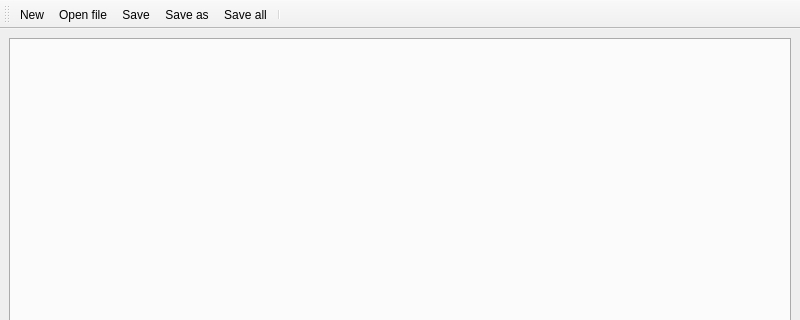
The window that tools/src/shared/ui/luaeditorwindow.ui (cyberegoorg/cetech) describes before a commit, drawn with Qt 5; both pictures show x 0 to 800 and y 0 to 320 of the 800 by 600 pixel window.
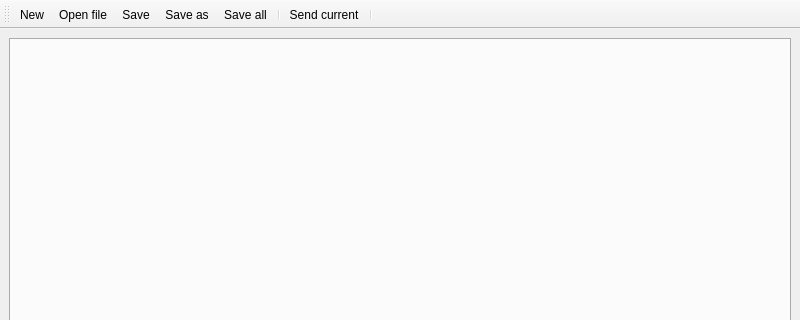
The same window after the commit. Icons and pictures are not drawn.

Commit message: send comand

The edit to the form file:
```diff
--- a/tools/src/shared/ui/luaeditorwindow.ui
+++ b/tools/src/shared/ui/luaeditorwindow.ui
@@ -57,6 +57,8 @@
    <addaction name="actionSave_as"/>
    <addaction name="actionSave_all"/>
    <addaction name="separator"/>
+   <addaction name="actionSendCurent"/>
+   <addaction name="separator"/>
   </widget>
   <action name="actionQuit">
    <property name="text">
@@ -106,6 +108,17 @@
     <string>Save all</string>
    </property>
   </action>
+  <action name="actionSendCurent">
+   <property name="icon">
+    <iconset theme="system-run"/>
+   </property>
+   <property name="text">
+    <string>Send current</string>
+   </property>
+   <property name="toolTip">
+    <string>Send current text to engine</string>
+   </property>
+  </action>
  </widget>
  <resources/>
  <connections>
```
Left out of the diff: 17 changed lines with no effect on the pictures. The commit also changes 7 other files.
